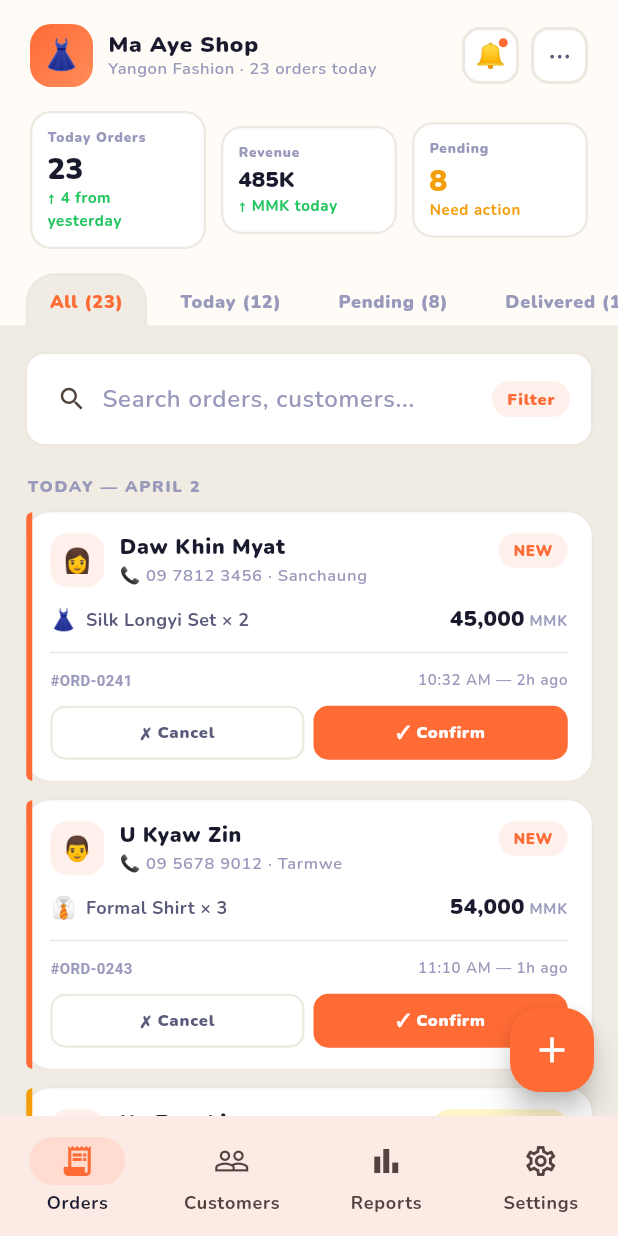
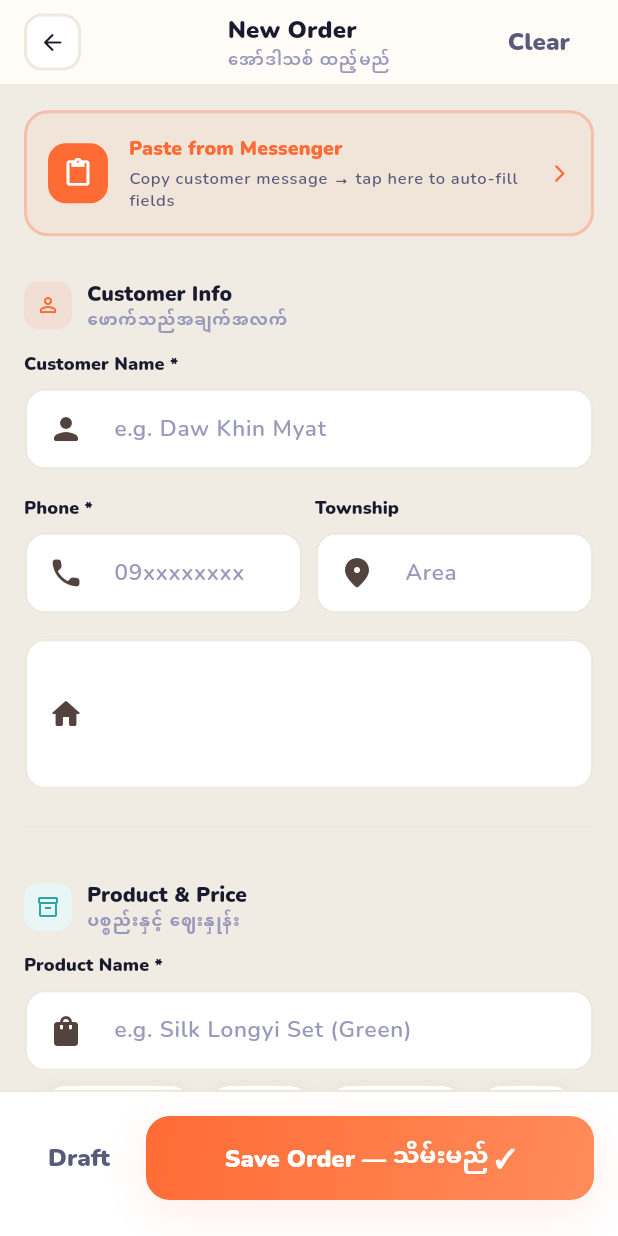
Before and after one commit to mixin27/fom-platform, a Flutter app: the OrdersHomePage screen opened by its route, after a tap on the "add" icon, on a phone screen of 412 x 824 dp. Run offline on Flutter 3.47's test engine with Material 3 defaults, Android fonts, the phone set to English and light mode, and no system bars; drawn by our look-alikes of flutter_animate; our stand-ins replace device_info_plus, dio, drift, drift_flutter, envied, equatable and 8 more; accounts and stored records are empty; generated files the repository leaves out were written again.

Commit message:
feat(mobile): implement add order page with customer info, product details, and summary preview

```diff
--- a/apps/mobile/lib/app/router/app_route_paths.dart
+++ b/apps/mobile/lib/app/router/app_route_paths.dart
@@ -11,6 +11,7 @@ abstract final class AppRoutePaths {
 
   // Orders
   static const String orders = '/orders';
+  static const String addOrder = '/orders/add';
 
   // Customers
   static const String customers = '/customers';
--- a/apps/mobile/lib/app/router/app_router.dart
+++ b/apps/mobile/lib/app/router/app_router.dart
@@ -66,6 +66,11 @@ class AppRouter {
           final id = state.pathParameters['id'] ?? '';
           return CustomerProfilePage(customerId: id);
         },
+      ),
+      GoRoute(
+        path: AppRoutePaths.addOrder,
+        parentNavigatorKey: _rootNavigatorKey,
+        builder: (context, state) => const AddOrderPage(),
       ),
       StatefulShellRoute.indexedStack(
         builder: (context, state, navigationShell) {
--- a/apps/mobile/lib/features/orders/feature_orders.dart
+++ b/apps/mobile/lib/features/orders/feature_orders.dart
@@ -1,3 +1,4 @@
+export 'presentation/pages/add_order_page.dart';
 export 'presentation/pages/orders_home_page.dart';
 export 'presentation/widgets/home_header.dart';
 export 'presentation/widgets/order_card.dart';
--- /dev/null
+++ b/apps/mobile/lib/features/orders/presentation/pages/add_order_page.dart
@@ -0,0 +1,540 @@
+import 'package:app_ui_kit/app_ui_kit.dart';
+import 'package:flutter/material.dart';
+import '../widgets/order_summary_preview.dart';
+
+class AddOrderPage extends StatefulWidget {
+  const AddOrderPage({super.key});
+
+  @override
+  State<AddOrderPage> createState() => _AddOrderPageState();
+}
+
+class _AddOrderPageState extends State<AddOrderPage> {
+  final _customerNameController = TextEditingController();
+  final _phoneController = TextEditingController();
+  final _townshipController = TextEditingController();
+  final _addressController = TextEditingController();
+  final _productNameController = TextEditingController();
+  final _qtyController = TextEditingController(text: '1');
+  final _unitPriceController = TextEditingController();
+  final _deliveryFeeController = TextEditingController();
+  final _noteController = TextEditingController();
+
+  String _selectedStatus = 'New';
+  bool _isSuccess = false;
+
+  void _onStatusTap(String status) {
+    setState(() {
+      _selectedStatus = status;
+    });
+  }
+
+  void _onSaveOrder() {
+    setState(() {
+      _isSuccess = true;
+    });
+  }
+
+  void _onClear() {
+    setState(() {
+      _customerNameController.clear();
+      _phoneController.clear();
+      _townshipController.clear();
+      _addressController.clear();
+      _productNameController.clear();
+      _qtyController.text = '1';
+      _unitPriceController.clear();
+      _deliveryFeeController.clear();
+      _noteController.clear();
+      _selectedStatus = 'New';
+    });
+  }
+
+  @override
+  Widget build(BuildContext context) {
+    if (_isSuccess) {
+      return _SuccessView(onClose: () => setState(() => _isSuccess = false));
+    }
+
+    return Scaffold(
+      backgroundColor: AppColors.background,
+      appBar: AppBar(
+        backgroundColor: AppColors.warmWhite,
+        elevation: 0,
+        leadingWidth: 70,
+        leading: Center(
+          child: AppIconButton(
+            icon: const Icon(Icons.arrow_back_rounded),
+            onPressed: () => Navigator.of(context).pop(),
+          ),
+        ),
+        title: Column(
+          crossAxisAlignment: CrossAxisAlignment.start,
+          children: [
+            Text(
+              'New Order',
+              style: Theme.of(context).textTheme.titleMedium?.copyWith(
+                color: AppColors.textDark,
+                fontWeight: FontWeight.w900,
+              ),
+            ),
+            Text(
+              'အော်ဒါသစ် ထည့်မည်',
+              style: Theme.of(context).textTheme.labelSmall?.copyWith(
+                color: AppColors.textLight,
+                fontWeight: FontWeight.w600,
+                fontFamily: 'NotoSansMyanmar',
+              ),
+            ),
+          ],
+        ),
+        actions: [
+          Padding(
+            padding: const EdgeInsets.only(right: AppSpacing.md),
+            child: AppButton(
+              text: 'Clear',
+              onPressed: _onClear,
+              variant: AppButtonVariant.tertiary,
+            ),
+          ),
+        ],
+        bottom: PreferredSize(
+          preferredSize: const Size.fromHeight(1.5),
+          child: Container(color: AppColors.border, height: 1.5),
+        ),
+      ),
+      body: Stack(
+        children: [
+          SingleChildScrollView(
+            padding: const EdgeInsets.fromLTRB(
+              AppSpacing.md,
+              AppSpacing.md,
+              AppSpacing.md,
+              80 + AppSpacing.xl,
+            ),
+            child: Column(
+              children: [
+                AppPasteHelper(
+                  onTap: () {
+                    // Demonstration of auto-fill state
+                    setState(() {
+                      _customerNameController.text = 'Daw Khin Myat';
+                      _phoneController.text = '09 7812 3456';
+                      _townshipController.text = 'Sanchaung';
+                      _addressController.text =
+                          'No. 45, Bo Gyoke St, Sanchaung Tsp, Yangon';
+                    });
+                  },
+                ),
+                const SizedBox(height: AppSpacing.md),
+
+                // Customer Info Section
+                const AppSectionHeader(
+                  icon: Icon(Icons.person_outline_rounded),
+                  title: 'Customer Info',
+                  subtitle: 'ဖောက်သည်အချက်အလက်',
+                ),
+                AppTextField(
+                  label: 'Customer Name *',
+                  hintText: 'e.g. Daw Khin Myat',
+                  prefixIcon: const Icon(Icons.person_rounded),
+                  controller: _customerNameController,
+                ),
+                const SizedBox(height: AppSpacing.md),
+                Row(
+                  children: [
+                    Expanded(
+                      flex: 1,
+                      child: AppTextField(
+                        label: 'Phone *',
+                        hintText: '09xxxxxxxx',
+                        prefixIcon: const Icon(Icons.phone_rounded),
+                        keyboardType: TextInputType.phone,
+                        controller: _phoneController,
+                      ),
+                    ),
+                    const SizedBox(width: AppSpacing.sm),
+                    Expanded(
+                      flex: 1,
+                      child: AppTextField(
+                        label: 'Township',
+                        hintText: 'Area',
+                        prefixIcon: const Icon(Icons.location_on_rounded),
+                        controller: _townshipController,
+                      ),
+                    ),
+                  ],
+                ),
+                const SizedBox(height: AppSpacing.md),
+                AppTextField(
+                  prefixIcon: const Icon(Icons.home_rounded),
+                  controller: _addressController,
+                  maxLines: 3,
+                ),
+
+                const Padding(
+                  padding: EdgeInsets.symmetric(vertical: AppSpacing.md),
+                  child: Divider(color: AppColors.border),
+                ),
+
+                // Product Section
+                const AppSectionHeader(
+                  icon: Icon(Icons.inventory_2_outlined),
+                  title: 'Product & Price',
+                  subtitle: 'ပစ္စည်းနှင့် ဈေးနှုန်း',
+                  iconBackgroundColor: AppColors.tealLight,
+                  iconColor: AppColors.teal,
+                ),
+                AppTextField(
+                  label: 'Product Name *',
+                  hintText: 'e.g. Silk Longyi Set (Green)',
+                  prefixIcon: const Icon(Icons.shopping_bag_rounded),
+                  controller: _productNameController,
+                ),
+                const SizedBox(height: AppSpacing.sm),
+                const _SuggestChips(),
+                const SizedBox(height: AppSpacing.md),
+                Row(
+                  children: [
+                    Expanded(
+                      flex: 2,
+                      child: AppTextField(
+                        label: 'Qty *',
+                        hintText: '1',
+                        keyboardType: TextInputType.number,
+                        controller: _qtyController,
+                      ),
+                    ),
+                    const SizedBox(width: AppSpacing.sm),
+                    Expanded(
+                      flex: 5,
+                      child: AppTextField(
+                        label: 'Unit Price (MMK) *',
+                        hintText: '25,000',
+                        prefixIcon: const Icon(Icons.payments_rounded),
+                        keyboardType: TextInputType.number,
+                        controller: _unitPriceController,
+                        suffixIcon: Padding(
+                          padding: const EdgeInsets.all(12),
+                          child: Text(
+                            'MMK',
+                            style: Theme.of(context).textTheme.labelLarge
+                                ?.copyWith(
+                                  color: AppColors.textLight,
+                                  fontWeight: FontWeight.w800,
+                                ),
+                          ),
+                        ),
+                      ),
+                    ),
+                  ],
+                ),
+                const SizedBox(height: AppSpacing.md),
+                AppTextField(
+                  label: 'Delivery Fee',
+                  hintText: '3,000',
+                  prefixIcon: const Icon(Icons.local_shipping_rounded),
+                  keyboardType: TextInputType.number,
+                  controller: _deliveryFeeController,
+                  suffixIcon: Padding(
+                    padding: const EdgeInsets.all(12),
+                    child: Text(
+                      'MMK',
+                      style: Theme.of(context).textTheme.labelLarge?.copyWith(
+                        color: AppColors.textLight,
+                        fontWeight: FontWeight.w800,
+                      ),
+                    ),
+                  ),
+                ),
+
+                const Padding(
+                  padding: EdgeInsets.symmetric(vertical: AppSpacing.md),
+                  child: Divider(color: AppColors.border),
+                ),
+
+                // Summary Preview (Demonstration of Screen 2)
+                if (_productNameController.text.isNotEmpty ||
+                    _unitPriceController.text.isNotEmpty)
+                  Padding(
+                    padding: const EdgeInsets.only(bottom: AppSpacing.md),
+                    child: OrderSummaryPreview(
+                      productName: _productNameController.text.isEmpty
+                          ? 'Product'
+                          : _productNameController.text,
+                      quantity: int.tryParse(_qtyController.text) ?? 1,
+                      unitPrice:
+                          double.tryParse(_unitPriceController.text) ?? 0,
+                      deliveryFee:
+                          double.tryParse(_deliveryFeeController.text) ?? 0,
+                    ),
+                  ),
+
+                // Order Status Section
+                const AppSectionHeader(
+                  icon: Icon(Icons.push_pin_outlined),
+                  title: 'Order Status',
+                  subtitle: 'အော်ဒါအခြေအနေ',
+                  iconBackgroundColor: AppColors.greenLight,
+                  iconColor: AppColors.green,
+                ),
+                Row(
+                  children: [
+                    Expanded(
+                      child: AppSelectionOption(
+                        icon: const Icon(Icons.fiber_new_rounded),
+                        label: 'New',
+                        subtitle: 'အသစ်',
+                        isSelected: _selectedStatus == 'New',
+                        onTap: () => _onStatusTap('New'),
+                      ),
+                    ),
+                    const SizedBox(width: AppSpacing.sm),
+                    Expanded(
+                      child: AppSelectionOption(
+                        icon: const Icon(Icons.check_circle_rounded),
+                        label: 'Confirmed',
+                        subtitle: 'အတည်ပြု',
+                        isSelected: _selectedStatus == 'Confirmed',
+                        onTap: () => _onStatusTap('Confirmed'),
+                        selectedBorderColor: AppColors.teal,
+                        selectedBackgroundColor: AppColors.tealLight,
+                      ),
+                    ),
+                    const SizedBox(width: AppSpacing.sm),
+                    Expanded(
+                      child: AppSelectionOption(
+                        icon: const Icon(Icons.local_shipping_rounded),
+                        label: 'Shipping',
+                        subtitle: 'သွားပြီ',
+                        isSelected: _selectedStatus == 'Shipping',
+                        onTap: () => _onStatusTap('Shipping'),
+                        selectedBorderColor: AppColors.green,
+                        selectedBackgroundColor: AppColors.greenLight,
+                      ),
+                    ),
+                  ],
+                ),
+                const SizedBox(height: AppSpacing.md),
+                AppTextField(
+                  prefixIcon: const Icon(Icons.note_alt_rounded),
+                  controller: _noteController,
+                  maxLines: 2,
+                ),
+              ],
+            ),
+          ),
+          Align(
+            alignment: Alignment.bottomCenter,
+            child: Container(
+              padding: const EdgeInsets.fromLTRB(
+                AppSpacing.md,
+                AppSpacing.md,
+                AppSpacing.md,
+                AppSpacing.lg,
+              ),
+              decoration: const BoxDecoration(
+                color: Colors.white,
+                border: Border(
+                  top: BorderSide(color: AppColors.border, width: 1.5),
+                ),
+              ),
+              child: Row(
+                children: [
+                  AppButton(
+                    text: 'Draft',
+                    onPressed: () {},
+                    variant: AppButtonVariant.tertiary,
+                  ),
+                  const SizedBox(width: AppSpacing.sm),
+                  Expanded(
+                    child: AppButton(
+                      text: 'Save Order — သိမ်းမည် ✓',
+                      onPressed: _onSaveOrder,
+                    ),
+                  ),
+                ],
+              ),
+            ),
+          ),
+        ],
+      ),
+    );
+  }
+}
+
+class _SuggestChips extends StatelessWidget {
+  const _SuggestChips();
+
+  @override
+  Widget build(BuildContext context) {
+    return const Wrap(
+      spacing: 6,
+      runSpacing: 6,
+      children: [
+        AppChip(label: '👗 Longyi Set'),
+        AppChip(label: '👔 Shirt'),
+        AppChip(label: '👜 Handbag'),
+        AppChip(label: '+ more'),
+      ],
+    );
+  }
+}
+
+class _SuccessView extends StatelessWidget {
+  const _SuccessView({required this.onClose});
+
+  final VoidCallback onClose;
+
+  @override
+  Widget build(BuildContext context) {
+    final theme = Theme.of(context);
+
+    return Scaffold(
+      backgroundColor: AppColors.warmWhite,
+      body: Center(
+        child: Padding(
+          padding: const EdgeInsets.all(AppSpacing.xl),
+          child: Column(
+            mainAxisAlignment: MainAxisAlignment.center,
+            children: [
+              Container(
+                width: 100,
+                height: 100,
+                decoration: const BoxDecoration(
+                  color: AppColors.greenLight,
+                  shape: BoxShape.circle,
+                ),
+                child: const Icon(
+                  Icons.check_rounded,
+                  color: AppColors.green,
+                  size: 48,
+                ),
+              ).animate().scale(duration: 400.ms, curve: Curves.elasticOut),
+              const SizedBox(height: AppSpacing.xl),
+              Text(
+                'Order Saved!',
+                style: theme.textTheme.headlineSmall?.copyWith(
+                  fontWeight: FontWeight.w900,
+                  color: AppColors.textDark,
+                ),
+              ),
+              const SizedBox(height: AppSpacing.xs),
+              Text(
+                'New order has been successfully created.',
+                textAlign: TextAlign.center,
+                style: theme.textTheme.bodyMedium?.copyWith(
+                  color: AppColors.textMid,
+                  fontWeight: FontWeight.w600,
+                ),
+              ),
+              const SizedBox(height: AppSpacing.xs),
+              Text(
+                'အော်ဒါအသစ်ကို သိမ်းဆည်းပြီးပါပြီ။',
+                style: theme.textTheme.bodySmall?.copyWith(
+                  color: AppColors.teal,
+                  fontFamily: 'NotoSansMyanmar',
+                ),
+              ),
+              const SizedBox(height: AppSpacing.xl),
+              Container(
+                padding: const EdgeInsets.all(AppSpacing.md),
+                decoration: BoxDecoration(
+                  color: Colors.white,
+                  border: Border.all(color: AppColors.border, width: 2),
+                  borderRadius: BorderRadius.circular(18),
+                ),
+                child: Column(
+                  children: [
+                    Container(
+                      padding: const EdgeInsets.symmetric(
+                        horizontal: 12,
+                        vertical: 4,
+                      ),
+                      decoration: BoxDecoration(
+                        color: AppColors.softOrangeLight,
+                        borderRadius: BorderRadius.circular(20),
+                      ),
+                      child: Text(
+                        'ORDER #8842',
+                        style: theme.textTheme.labelMedium?.copyWith(
+                          color: AppColors.softOrange,
+                          fontWeight: FontWeight.w900,
+                        ),
+                      ),
+                    ),
+                    const SizedBox(height: AppSpacing.sm),
+                    const _SuccessRow(
+                      label: 'Customer',
+                      value: 'Daw Khin Myat',
+                    ),
+                    const _SuccessRow(
+                      label: 'Product',
+                      value: 'Silk Longyi Set',
+                    ),
+                    const _SuccessRow(label: 'Date', value: '05 Apr 2026'),
+                  ],
+                ),
+              ),
+              const SizedBox(height: AppSpacing.xl),
+              Row(
+                children: [
+                  Expanded(
+                    child: AppButton(
+                      text: 'Menu',
+                      onPressed: onClose,
+                      variant: AppButtonVariant.secondary,
+                    ),
+                  ),
+                  const SizedBox(width: AppSpacing.sm),
+                  Expanded(
+                    child: AppButton(
+                      text: 'View Order',
+                      onPressed: onClose,
+                      // Note: AppButton doesn't support custom background color directly through variant
+                      // But secondary or primary might suffice. For "green" we might need a custom variant if it's frequent.
+                      // For now I'll use primary.
+                    ),
+                  ),
+                ],
+              ),
+            ],
+          ),
+        ),
+      ),
+    );
+  }
+}
+
+class _SuccessRow extends StatelessWidget {
+  const _SuccessRow({required this.label, required this.value});
+
+  final String label;
+  final String value;
+
+  @override
+  Widget build(BuildContext context) {
+    return Padding(
+      padding: const EdgeInsets.symmetric(vertical: 6),
+      child: Row(
+        mainAxisAlignment: MainAxisAlignment.spaceBetween,
+        children: [
+          Text(
+            label,
+            style: Theme.of(context).textTheme.bodySmall?.copyWith(
+              color: AppColors.textLight,
+              fontWeight: FontWeight.w700,
+            ),
+          ),
+          Text(
+            value,
+            style: Theme.of(context).textTheme.bodySmall?.copyWith(
+              color: AppColors.textDark,
+              fontWeight: FontWeight.w800,
+            ),
+          ),
+        ],
+      ),
+    );
+  }
+}
--- a/apps/mobile/lib/features/orders/presentation/pages/orders_home_page.dart
+++ b/apps/mobile/lib/features/orders/presentation/pages/orders_home_page.dart
@@ -1,5 +1,7 @@
 import 'package:app_ui_kit/app_ui_kit.dart';
 import 'package:flutter/material.dart';
+import 'package:fom_mobile/app/router/app_route_paths.dart';
+import 'package:go_router/go_router.dart';
 
 import '../widgets/home_header.dart';
 import '../widgets/order_card.dart';
@@ -89,7 +91,7 @@ class _OrdersHomePageState extends State<OrdersHomePage> {
     return Scaffold(
       backgroundColor: AppColors.background,
       floatingActionButton: FloatingActionButton(
-        onPressed: () {},
+        onPressed: () => context.push(AppRoutePaths.addOrder),
         backgroundColor: AppColors.softOrange,
         elevation: 8,
         shape: RoundedRectangleBorder(borderRadius: BorderRadius.circular(20)),
--- a/apps/mobile/packages/app_ui_kit/lib/src/components/app_text_field.dart
+++ b/apps/mobile/packages/app_ui_kit/lib/src/components/app_text_field.dart
@@ -12,6 +12,8 @@ class AppTextField extends StatelessWidget {
     this.suffixIcon,
     this.obscureText = false,
     this.keyboardType,
+    this.maxLines = 1,
+    this.textInputAction,
     this.onChanged,
     this.validator,
     super.key,
@@ -37,6 +39,12 @@ class AppTextField extends StatelessWidget {
 
   /// The keyboard type for input.
   final TextInputType? keyboardType;
+
+  /// The maximum number of lines.
+  final int? maxLines;
+
+  /// The text input action.
+  final TextInputAction? textInputAction;
 
   /// Callback when the text changes.
   final ValueChanged<String>? onChanged;
@@ -69,6 +77,8 @@ class AppTextField extends StatelessWidget {
           controller: controller,
           obscureText: obscureText,
           keyboardType: keyboardType,
+          maxLines: maxLines,
+          textInputAction: textInputAction,
           onChanged: onChanged,
           validator: validator,
           style: theme.textTheme.bodyLarge?.copyWith(
```
Also changed, not shown: apps/mobile/lib/features/orders/presentation/widgets/order_summary_preview.dart (added, +114 -0 lines).
